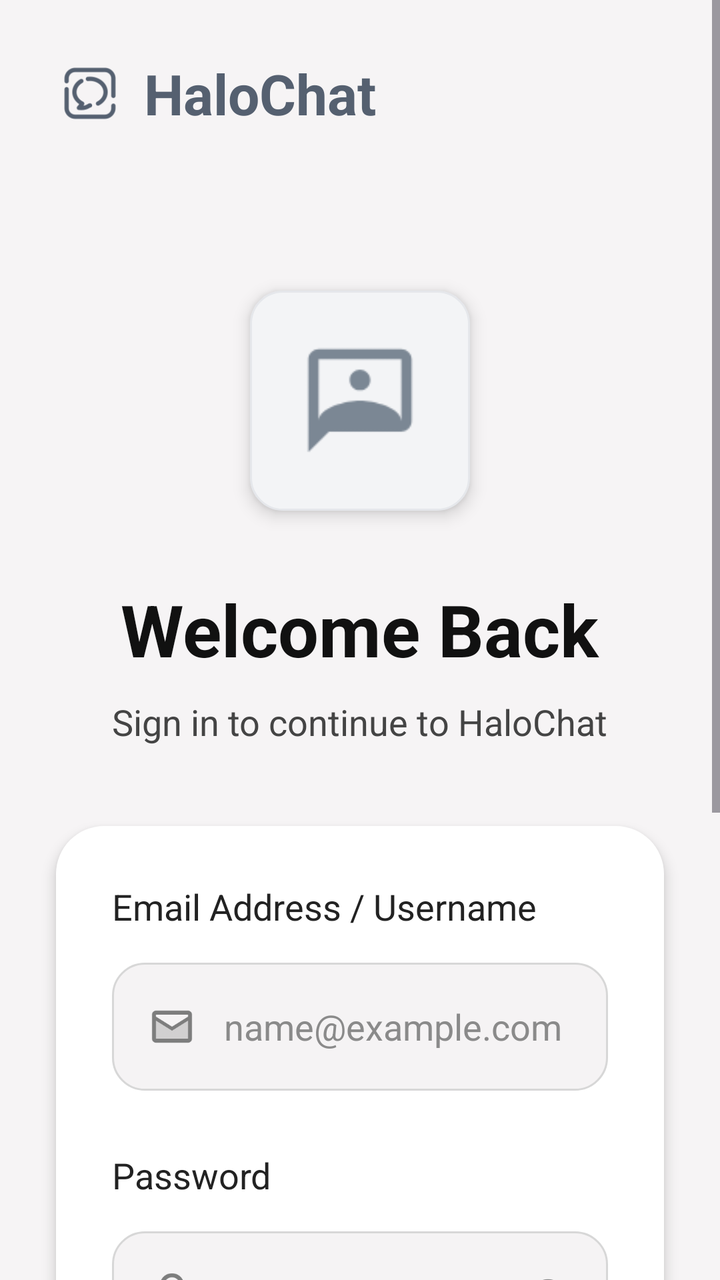
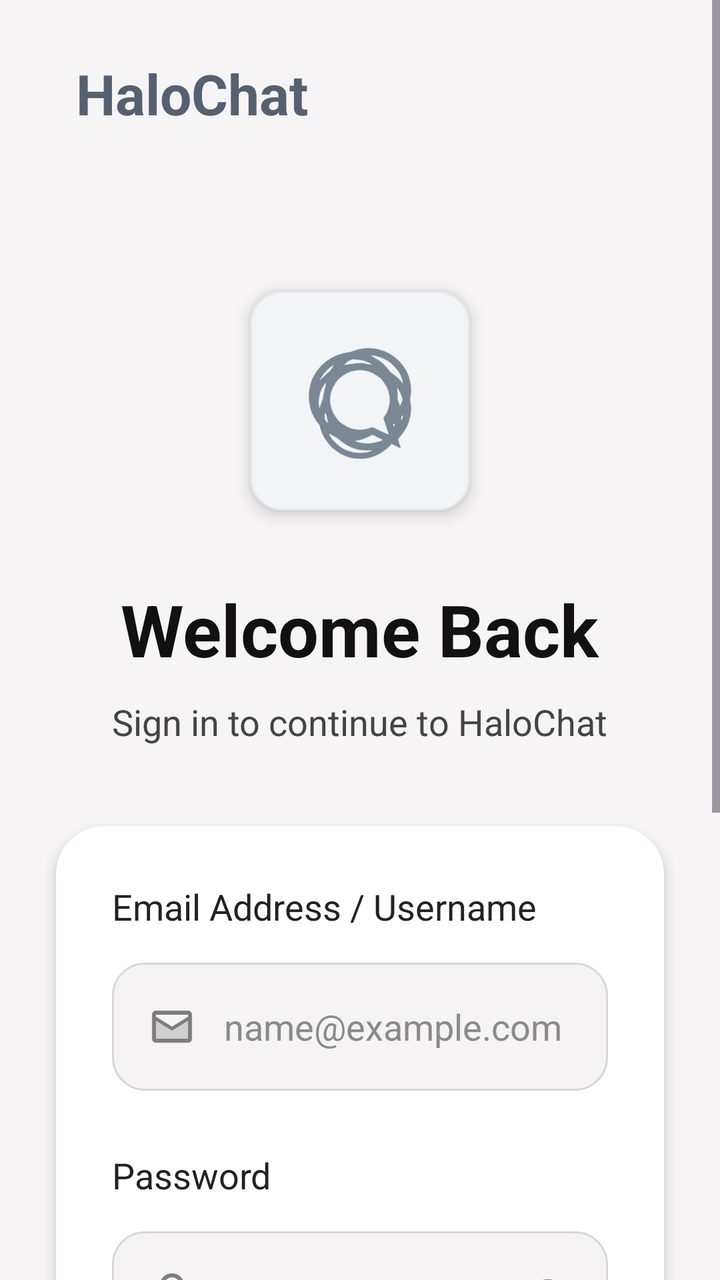

Compare the two renders of this Android layout. The source of the first and the diff that turns it into the second are given below.
<!-- AndroidManifest.xml: application theme Theme.HaloChat -->
<!-- res/layout/activity_login.xml -->
<?xml version="1.0" encoding="utf-8"?>
<ScrollView xmlns:android="http://schemas.android.com/apk/res/android"
    xmlns:app="http://schemas.android.com/apk/res-auto"
    android:layout_width="match_parent"
    android:layout_height="match_parent"
    android:background="#F6F4F5"
    android:fillViewport="true">

    <LinearLayout
        android:layout_width="match_parent"
        android:layout_height="wrap_content"
        android:orientation="vertical">

        

        <LinearLayout
            android:layout_width="wrap_content"
            android:layout_height="wrap_content"
            android:layout_marginStart="28dp"
            android:layout_marginTop="28dp"
            android:gravity="center_vertical"
            android:orientation="horizontal">

            <ImageView
                android:layout_width="34dp"
                android:layout_height="34dp"
                android:src="@drawable/logo_icon"
                app:tint="#556070" />

            <TextView
                android:layout_width="wrap_content"
                android:layout_height="wrap_content"
                android:layout_marginStart="10dp"
                android:text="HaloChat"
                android:textColor="#556070"
                android:textSize="28sp"
                android:textStyle="bold" />

        </LinearLayout>

        

        <ImageView
            android:layout_width="110dp"
            android:layout_height="110dp"
            android:layout_gravity="center"
            android:layout_marginTop="80dp"
            android:background="@drawable/rounded_bg"
            android:elevation="5dp"
            android:padding="24dp"
            android:src="@drawable/profile_icon"
            app:tint="#7B8794" />

        

        <TextView
            android:layout_width="wrap_content"
            android:layout_height="wrap_content"
            android:layout_gravity="center"
            android:layout_marginTop="35dp"
            android:text="Welcome Back"
            android:textColor="#111111"
            android:textSize="36sp"
            android:textStyle="bold" />

        <TextView
            android:layout_width="wrap_content"
            android:layout_height="wrap_content"
            android:layout_gravity="center"
            android:layout_marginTop="10dp"
            android:text="Sign in to continue to HaloChat"
            android:textColor="#444444"
            android:textSize="18sp" />

        

        <LinearLayout
            android:layout_width="match_parent"
            android:layout_height="wrap_content"
            android:layout_marginStart="28dp"
            android:layout_marginTop="40dp"
            android:layout_marginEnd="28dp"
            android:layout_marginBottom="20dp"
            android:background="@drawable/rounded_white"
            android:elevation="4dp"
            android:orientation="vertical"
            android:padding="28dp">

            

            <TextView
                android:layout_width="wrap_content"
                android:layout_height="wrap_content"
                android:text="Email Address / Username"
                android:textColor="#222222"
                android:textSize="18sp" />

            

            <LinearLayout
                android:layout_width="match_parent"
                android:layout_height="64dp"
                android:layout_marginTop="16dp"
                android:background="@drawable/edittext_bg"
                android:gravity="center_vertical"
                android:orientation="horizontal"
                android:paddingStart="18dp"
                android:paddingEnd="18dp">

                <ImageView
                    android:layout_width="24dp"
                    android:layout_height="24dp"
                    android:src="@drawable/email_icon"
                    app:tint="#7D7D7D" />

                <EditText
                    android:id="@+id/email"
                    android:layout_width="0dp"
                    android:layout_height="wrap_content"
                    android:layout_weight="1"
                    android:layout_marginStart="14dp"
                    android:background="@android:color/transparent"
                    android:hint="name@example.com"
                    android:textColorHint="#8A8A8A"
                    android:inputType="textEmailAddress"
                    android:textColor="#222222"
                    android:textSize="18sp" />

            </LinearLayout>

            

            <TextView
                android:layout_width="wrap_content"
                android:layout_height="wrap_content"
                android:layout_marginTop="30dp"
                android:text="Password"
                android:textColor="#222222"
                android:textSize="18sp" />

            

            <LinearLayout
                android:layout_width="match_parent"
                android:layout_height="64dp"
                android:layout_marginTop="16dp"
                android:background="@drawable/edittext_bg"
                android:gravity="center_vertical"
                android:orientation="horizontal"
                android:paddingStart="18dp"
                android:paddingEnd="18dp">

                <ImageView
                    android:layout_width="24dp"
                    android:layout_height="24dp"
                    android:src="@drawable/lock_icon"
                    app:tint="#7D7D7D" />

                <EditText
                    android:id="@+id/password"
                    android:layout_width="0dp"
                    android:layout_height="wrap_content"
                    android:layout_weight="1"
                    android:layout_marginStart="14dp"
                    android:background="@android:color/transparent"
                    android:hint="••••••••"
                    android:textColorHint="#8A8A8A"
                    android:inputType="textPassword"
                    android:textColor="#222222"
                    android:textSize="18sp" />

                <ImageView
                    android:layout_width="24dp"
                    android:layout_height="24dp"
                    android:src="@drawable/show_icon"
                    app:tint="#7D7D7D" />

            </LinearLayout>

            

            <TextView
                android:layout_width="wrap_content"
                android:layout_height="wrap_content"
                android:layout_gravity="end"
                android:layout_marginTop="14dp"
                android:text="Forgot Password?"
                android:textColor="#556070"
                android:textSize="16sp" />

            

            <com.google.android.material.button.MaterialButton
                android:id="@+id/loginBtn"
                android:layout_width="match_parent"
                android:layout_height="70dp"
                android:layout_marginTop="36dp"
                android:text="Log In"
                android:textAllCaps="false"
                android:textColor="#FFFFFF"
                android:textSize="22sp"
                android:textStyle="bold"
                android:backgroundTint="#7B8794"
                app:cornerRadius="18dp" />

            

            <LinearLayout
                android:layout_width="wrap_content"
                android:layout_height="wrap_content"
                android:layout_gravity="center"
                android:layout_marginTop="34dp"
                android:orientation="horizontal">

                <TextView
                    android:layout_width="wrap_content"
                    android:layout_height="wrap_content"
                    android:text="Don't have an account? "
                    android:textColor="#222222"
                    android:textSize="16sp" />

                <TextView
                    android:id="@+id/goRegister"
                    android:layout_width="wrap_content"
                    android:layout_height="wrap_content"
                    android:text="Sign Up"
                    android:textColor="#556070"
                    android:textSize="16sp"
                    android:textStyle="bold" />

            </LinearLayout>

        </LinearLayout>

        

        <TextView
            android:layout_width="wrap_content"
            android:layout_height="wrap_content"
            android:layout_gravity="center"
            android:layout_marginTop="40dp"
            android:layout_marginBottom="25dp"
            android:letterSpacing="0.2"
            android:text="POWERED BY HALOCHAT ENGINE V2.0"
            android:textColor="#A0A0A0"
            android:textSize="13sp" />

    </LinearLayout>

</ScrollView>
<!-- resources referenced by this layout -->
<resources>
  <!-- drawable edittext_bg (drawable) -->
  <?xml version="1.0" encoding="utf-8"?>
  <shape xmlns:android="http://schemas.android.com/apk/res/android">
  
      <solid android:color="#F5F3F4"/>
  
      <stroke
          android:width="1dp"
          android:color="#D7D7D7"/>
  
      <corners android:radius="16dp"/>
  
  </shape>
  <!-- drawable email_icon: png bitmap (drawable, 883 bytes) -->
  <!-- drawable lock_icon: png bitmap (drawable, 1152 bytes) -->
  <!-- drawable logo_icon: png bitmap (drawable, 2158 bytes) -->
  <!-- drawable profile_icon: png bitmap (drawable, 1673 bytes) -->
  <!-- drawable rounded_bg (drawable) -->
  <?xml version="1.0" encoding="utf-8"?>
  <shape xmlns:android="http://schemas.android.com/apk/res/android">
  
      <solid android:color="#F3F4F6"/>
  
      <corners android:radius="16dp"/>
  
      <stroke
          android:width="1dp"
          android:color="#E5E7EB"/>
  
  </shape>
  <!-- drawable rounded_white (drawable) -->
  <?xml version="1.0" encoding="utf-8"?>
  <shape xmlns:android="http://schemas.android.com/apk/res/android">
  
      <solid android:color="#FFFFFF"/>
  
      <corners android:radius="24dp"/>
  
  </shape>
  <!-- drawable show_icon: png bitmap (drawable, 2019 bytes) -->
  <style name="Theme.HaloChat" parent="Theme.Material3.DayNight.NoActionBar">
          <item name="android:statusBarColor">@android:color/transparent</item>
      </style>
</resources>

<!-- the commit's change to res/layout/activity_login.xml (unified diff, before → after) -->
@@ -21,11 +21,11 @@
             android:gravity="center_vertical"
             android:orientation="horizontal">
 
-            <ImageView
-                android:layout_width="34dp"
-                android:layout_height="34dp"
-                android:src="@drawable/logo_icon"
-                app:tint="#556070" />
+
+
+
+
+
 
             <TextView
                 android:layout_width="wrap_content"
@@ -47,8 +47,8 @@
             android:layout_marginTop="80dp"
             android:background="@drawable/rounded_bg"
             android:elevation="5dp"
-            android:padding="24dp"
-            android:src="@drawable/profile_icon"
+            android:padding="1dp"
+            android:src="@drawable/app_logo"
             app:tint="#7B8794" />
 
         
@@ -138,8 +138,6 @@
                 android:textColor="#222222"
                 android:textSize="18sp" />
 
-            
-
             <LinearLayout
                 android:layout_width="match_parent"
                 android:layout_height="64dp"
@@ -164,15 +162,16 @@
                     android:layout_marginStart="14dp"
                     android:background="@android:color/transparent"
                     android:hint="••••••••"
-                    android:textColorHint="#8A8A8A"
                     android:inputType="textPassword"
                     android:textColor="#222222"
+                    android:textColorHint="#8A8A8A"
                     android:textSize="18sp" />
 
                 <ImageView
+                    android:id="@+id/passwordToggle"
                     android:layout_width="24dp"
                     android:layout_height="24dp"
-                    android:src="@drawable/show_icon"
+                    android:src="@drawable/ic_eye"
                     app:tint="#7D7D7D" />
 
             </LinearLayout>
@@ -180,6 +179,7 @@
             
 
             <TextView
+                android:id="@+id/forgotPassword"
                 android:layout_width="wrap_content"
                 android:layout_height="wrap_content"
                 android:layout_gravity="end"
<!-- resource entries referenced after the edit -->
@@ -1,5 +1,6 @@
 <!-- resources referenced by this layout -->
 <resources>
+  <!-- drawable app_logo: png bitmap (drawable, 120117 bytes) -->
   <!-- drawable edittext_bg (drawable) -->
   <?xml version="1.0" encoding="utf-8"?>
   <shape xmlns:android="http://schemas.android.com/apk/res/android">
@@ -14,9 +15,8 @@
   
   </shape>
   <!-- drawable email_icon: png bitmap (drawable, 883 bytes) -->
+  <!-- drawable ic_eye: png bitmap (drawable, 2019 bytes) -->
   <!-- drawable lock_icon: png bitmap (drawable, 1152 bytes) -->
-  <!-- drawable logo_icon: png bitmap (drawable, 2158 bytes) -->
-  <!-- drawable profile_icon: png bitmap (drawable, 1673 bytes) -->
   <!-- drawable rounded_bg (drawable) -->
   <?xml version="1.0" encoding="utf-8"?>
   <shape xmlns:android="http://schemas.android.com/apk/res/android">
@@ -39,7 +39,6 @@
       <corners android:radius="24dp"/>
   
   </shape>
-  <!-- drawable show_icon: png bitmap (drawable, 2019 bytes) -->
   <style name="Theme.HaloChat" parent="Theme.Material3.DayNight.NoActionBar">
           <item name="android:statusBarColor">@android:color/transparent</item>
       </style>
